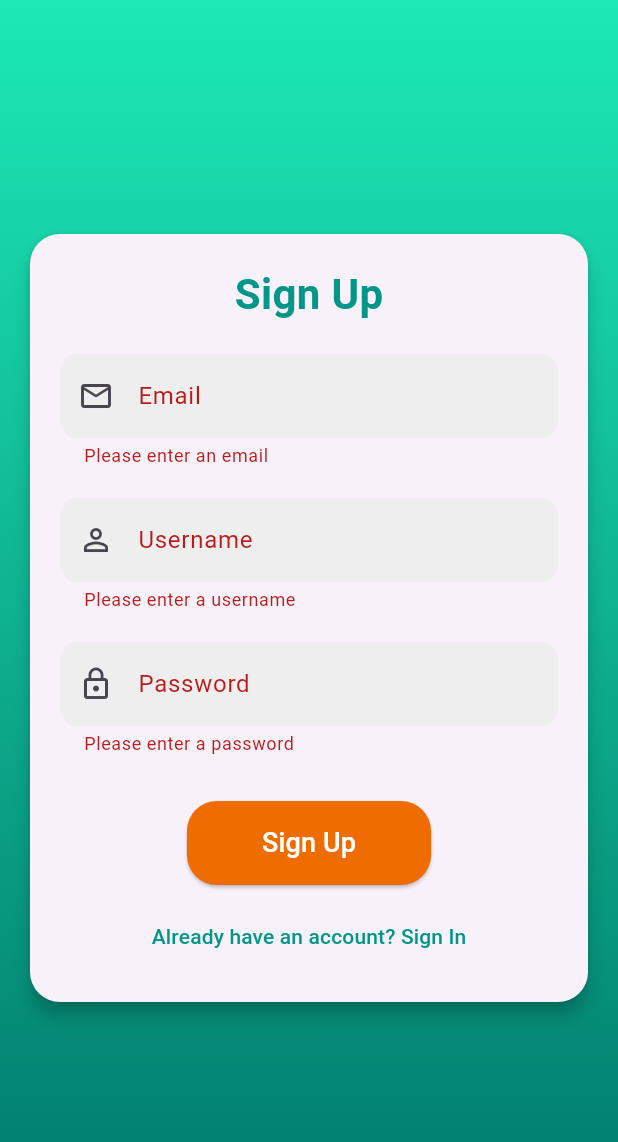
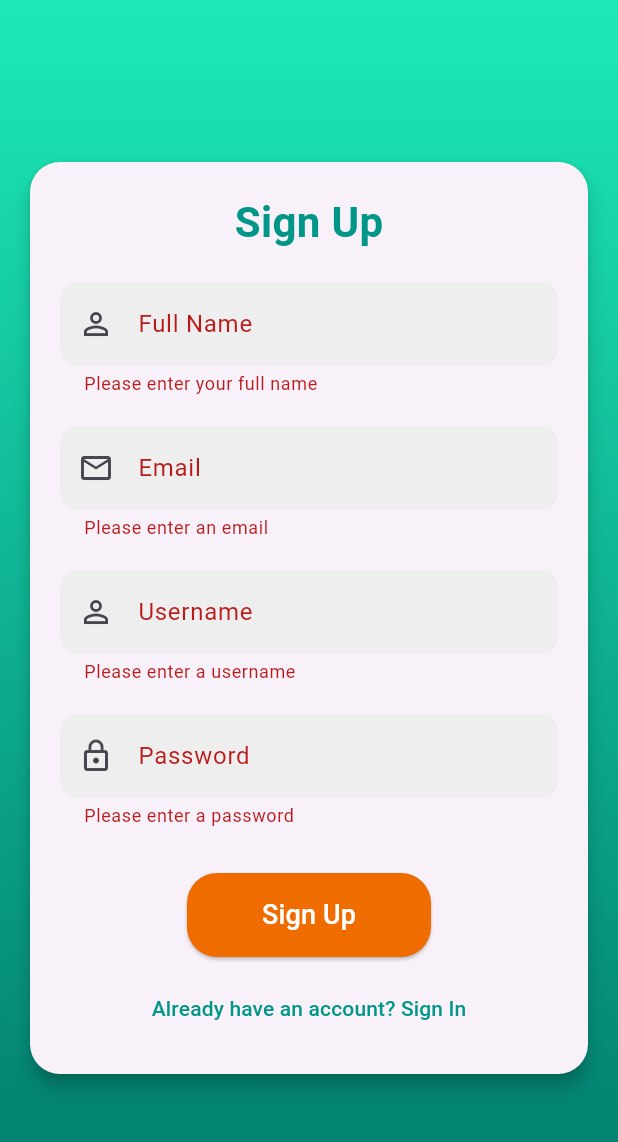
Before and after one commit to Berekettf/flutter-proj, a Flutter app: the SignupScreen screen opened directly, after a tap on "Sign Up", on a phone screen of 412 x 824 dp. Shown: the top 1142 px of the screen. Run offline on Flutter 3.47's test engine with Material 3 defaults, Android fonts, the light colour scheme and no system bars; our stand-ins replace cloud_firestore, firebase_auth, firebase_core, firebase_database, firebase_storage, flutter_map and 5 more; accounts and stored records are empty.

Commit message:
Update: Modified dashboard, login, signup, and plugin files

```diff
--- a/lib/screens/home_screen.dart
+++ b/lib/screens/home_screen.dart
@@ -4,11 +4,11 @@ class HomeScreen extends StatefulWidget {
   const HomeScreen({super.key});
 
   @override
-  _HomeScreenState createState() => _HomeScreenState();
+  HomeScreenState createState() => HomeScreenState();
 }
 
-class _HomeScreenState extends State<HomeScreen> {
-  final TextEditingController _routeController = TextEditingController();
+class HomeScreenState extends State<HomeScreen> {
+  //final TextEditingController _routeController = TextEditingController();
   List<Map<String, String>> _busList = [];
   String _selectedRoute = 'Megenagna-6kilo'; // Default route
   final List<String> _routes = ['Megenagna-6kilo', 'Bole-Mercato', 'Piassa-Sarbet']; // Example routes
--- a/lib/screens/login_screen.dart
+++ b/lib/screens/login_screen.dart
@@ -125,7 +125,7 @@ class _LoginScreenState extends State<LoginScreen> {
                     borderRadius: BorderRadius.circular(15),
                     boxShadow: [
                       BoxShadow(
-                        color: Colors.grey.withOpacity(0.5),
+                        color: Colors.black.withAlpha((0.2 * 255).toInt()),
                         spreadRadius: 5,
                         blurRadius: 7,
                         offset: const Offset(0, 3),
--- a/lib/screens/signup_screen.dart
+++ b/lib/screens/signup_screen.dart
@@ -2,6 +2,7 @@ import 'dart:developer';
 import 'package:firebase_auth/firebase_auth.dart';
 import 'package:flutter/material.dart';
 import 'login_screen.dart';
+import 'package:cloud_firestore/cloud_firestore.dart';
 
 class SignupScreen extends StatefulWidget {
   const SignupScreen({super.key});
@@ -15,7 +16,9 @@ class _SignupScreenState extends State<SignupScreen> {
   final TextEditingController _usernameController = TextEditingController();
   final TextEditingController _passwordController = TextEditingController();
   final TextEditingController _emailController = TextEditingController();
+  final TextEditingController _fullNameController = TextEditingController(); // Added full name field
   final _auth = FirebaseAuth.instance;
+  final _firestore = FirebaseFirestore.instance;
   bool _isLoading = false;
 
   @override
@@ -55,6 +58,28 @@ class _SignupScreenState extends State<SignupScreen> {
                                   fontSize: 28,
                                   fontWeight: FontWeight.bold,
                                   color: Colors.teal),
+                            ),
+                            const SizedBox(height: 20),
+                            // Added Full Name Field
+                            TextFormField(
+                              controller: _fullNameController,
+                              decoration: InputDecoration(
+                                filled: true,
+                                fillColor: Colors.grey[200],
+                                prefixIcon: const Icon(Icons.person_outline),
+                                hintText: 'Enter your full name',
+                                labelText: 'Full Name',
+                                border: OutlineInputBorder(
+                                  borderRadius: BorderRadius.circular(12.0),
+                                  borderSide: BorderSide.none,
+                                ),
+                              ),
+                              validator: (value) {
+                                if (value == null || value.isEmpty) {
+                                  return 'Please enter your full name';
+                                }
+                                return null;
+                              },
                             ),
                             const SizedBox(height: 20),
                             TextFormField(
@@ -140,59 +165,7 @@ class _SignupScreenState extends State<SignupScreen> {
                                 ),
                                 backgroundColor: Colors.orange.shade800,
                               ),
-                              onPressed: _isLoading ? null : () async {
-                                if (_formKey.currentState!.validate()) {
-                                  setState(() {
-                                    _isLoading = true;
-                                  });
-                                  try {
-                                    bool userExists = await checkUserExists(
-                                        _emailController.text.trim());
-                                    if (userExists) {
-                                      ScaffoldMessenger.of(context).showSnackBar(
-                                        const SnackBar(
-                                          content: Text('User already exists. Please login.'),
-                                          backgroundColor: Colors.red,
-                                        ),
-                                      );
-                                      Navigator.pushReplacement(
-                                        context,
-                                        MaterialPageRoute(
-                                            builder: (context) => const LoginScreen()),
-                                      );
-                                    } else {
-                                      final user = await createUserWithEmailAndPassword(
-                                          _emailController.text.trim(),
-                                          _passwordController.text.trim());
-                                      if (user != null) {
-                                        log('User Created Successfully');
-                                        ScaffoldMessenger.of(context).showSnackBar(
-                                          const SnackBar(
-                                            content: Text('Account created successfully!'),
-                                            backgroundColor: Colors.green,
-                                          ),
-                                        );
-                                        Navigator.pushReplacement(
-                                          context,
-                                          MaterialPageRoute(
-                                              builder: (context) => const LoginScreen()),
-                                        );
-                                      }
-                                    }
-                                  } catch (e) {
-                                    ScaffoldMessenger.of(context).showSnackBar(
-                                      SnackBar(
-                                        content: Text('Error: ${e.toString()}'),
-                                        backgroundColor: Colors.red,
-                                      ),
-                                    );
-                                  } finally {
-                                    setState(() {
-                                      _isLoading = false;
-                                    });
-                                  }
-                                }
-                              },
+                              onPressed: _isLoading ? null : _signUpUser,
                               child: _isLoading
                                   ? const SizedBox(
                                       width: 20,
@@ -211,7 +184,6 @@ class _SignupScreenState extends State<SignupScreen> {
                             const SizedBox(height: 10),
                             TextButton(
                               onPressed: () {
-                                // Always navigate to LoginScreen, regardless of auth state
                                 Navigator.pushReplacement(
                                   context,
                                   MaterialPageRoute(
@@ -238,27 +210,63 @@ class _SignupScreenState extends State<SignupScreen> {
     );
   }
 
-  Future<User?> createUserWithEmailAndPassword(
-      String email, String password) async {
+  Future<void> _signUpUser() async {
+    if (_formKey.currentState!.validate()) {
+      setState(() {
+        _isLoading = true;
+      });
       try {
-      final credentials = await _auth.createUserWithEmailAndPassword(
-          email: email, password: password);
-      return credentials.user;
+        final email = _emailController.text.trim();
+        final password = _passwordController.text.trim();
+
+        bool userExists = await checkUserExists(email);
+        if (userExists) {
+          ScaffoldMessenger.of(context).showSnackBar(
+            const SnackBar(
+              content: Text('User already exists. Please login.'),
+              backgroundColor: Colors.red,
+            ),
+          );
+          Navigator.pushReplacement(
+            context,
+            MaterialPageRoute(builder: (context) => const LoginScreen()),
+          );
+          return;
+        }
+
+        final userCredential = await _auth.createUserWithEmailAndPassword(
+          email: email,
+          password: password,
+        );
+
+        if (userCredential.user != null) {
+          // Save additional user data to Firestore
+          await _firestore.collection('users').doc(userCredential.user!.uid).set({
+            'uid': userCredential.user!.uid,
+            'email': email,
+            'username': _usernameController.text.trim(),
+            'fullName': _fullNameController.text.trim(),
+            'createdAt': FieldValue.serverTimestamp(),
+            'profileImage': '',
+            'bio': '', // Optional: Add a bio field
+          });
+
+          log('User Created Successfully');
+          ScaffoldMessenger.of(context).showSnackBar(
+            const SnackBar(
+              content: Text('Account created successfully!'),
+              backgroundColor: Colors.green,
+            ),
+          );
+
+          if (!mounted) return;
+          Navigator.pushReplacement(
+            context,
+            MaterialPageRoute(builder: (context) => const LoginScreen()),
+          );
+        }
       } on FirebaseAuthException catch (e) {
-      String errorMessage;
-      switch (e.code) {
-        case 'weak-password':
-          errorMessage = 'The password provided is too weak.';
-          break;
-        case 'email-already-in-use':
-          errorMessage = 'The account already exists for that email.';
-          break;
-        case 'invalid-email':
-          errorMessage = 'The email address is badly formatted.';
-          break;
-        default:
-          errorMessage = 'An error occurred. Please try again.';
-      }
+        String errorMessage = _getAuthErrorMessage(e);
         ScaffoldMessenger.of(context).showSnackBar(
           SnackBar(content: Text(errorMessage), backgroundColor: Colors.red),
         );
@@ -266,8 +274,27 @@ class _SignupScreenState extends State<SignupScreen> {
         ScaffoldMessenger.of(context).showSnackBar(
           SnackBar(content: Text('Error: ${e.toString()}'), backgroundColor: Colors.red),
         );
+      } finally {
+        setState(() {
+          _isLoading = false;
+        });
       }
-    return null;
+    }
+  }
+
+  String _getAuthErrorMessage(FirebaseAuthException e) {
+    switch (e.code) {
+      case 'weak-password':
+        return 'The password provided is too weak.';
+      case 'email-already-in-use':
+        return 'The account already exists for that email.';
+      case 'invalid-email':
+        return 'The email address is badly formatted.';
+      case 'operation-not-allowed':
+        return 'Email/password accounts are not enabled.';
+      default:
+        return 'An error occurred. Please try again.';
+    }
   }
 
   Future<bool> checkUserExists(String email) async {
@@ -285,6 +312,7 @@ class _SignupScreenState extends State<SignupScreen> {
     _usernameController.dispose();
     _passwordController.dispose();
     _emailController.dispose();
+    _fullNameController.dispose();
     super.dispose();
   }
 }
```
Also changed, not shown: lib/screens/dashboard.dart (+15 -8 lines), lib/screens/map_screen.dart (+17 -5 lines), lib/screens/profile_screen.dart (+226 -53 lines), pubspec.yaml (+7 -1 lines), pubspec.lock, 5 other files. Lines whose indentation alone changed are shown as unchanged.
